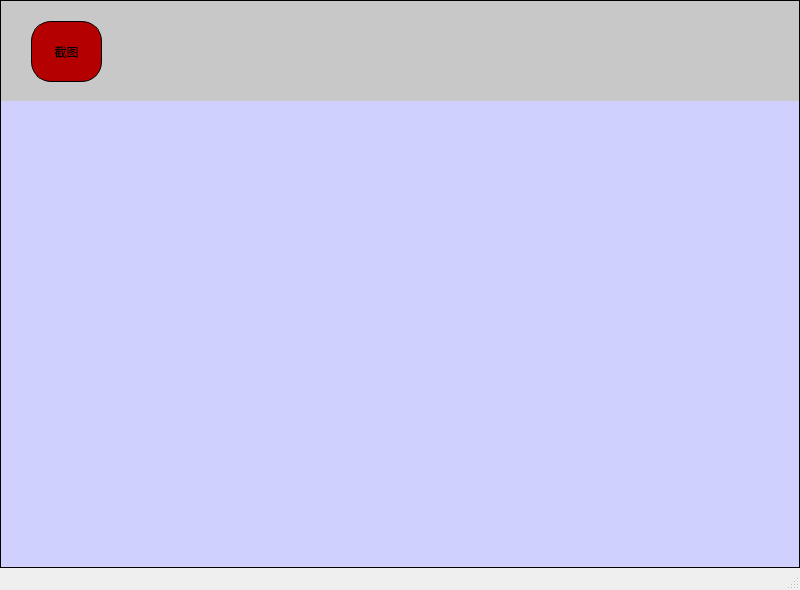
First picture: the form in DiabloClicker/ui/main_window.ui, repository super999/DiabloHelper, before the edit.
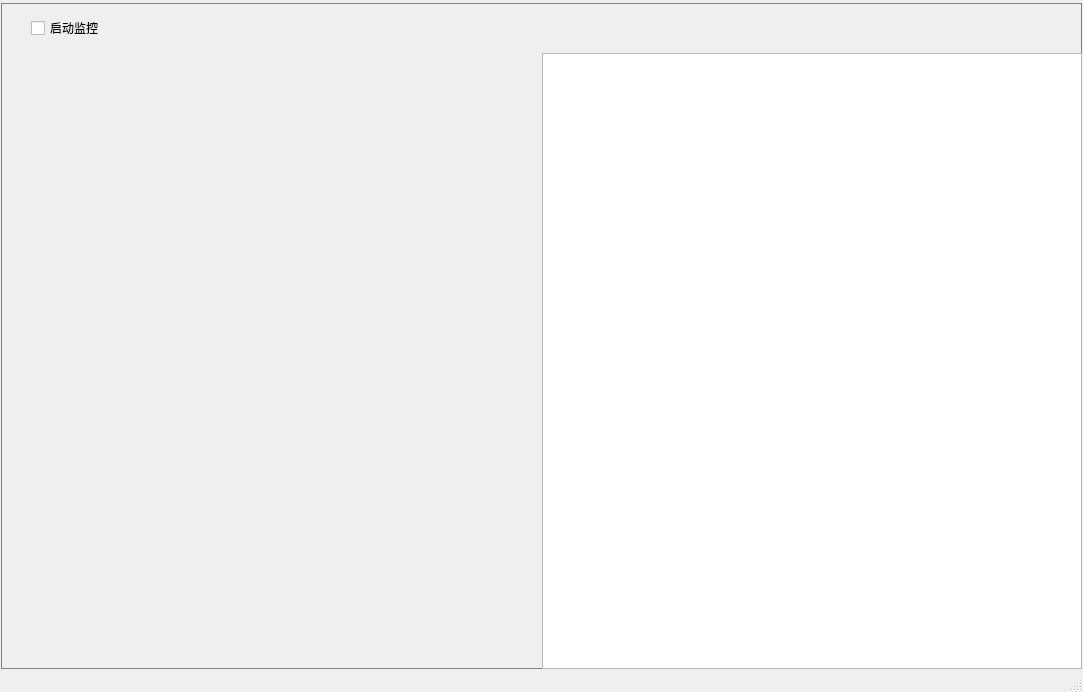
Second picture: the form after the edit.

Commit message: 重构项目结构，更新主窗口和启动脚本，替换 MuseLog 为 DiabloClicker

The edit to the form file:
```diff
--- a/DiabloClicker/ui/main_window.ui
+++ b/DiabloClicker/ui/main_window.ui
@@ -6,8 +6,8 @@
    <rect>
     <x>0</x>
     <y>0</y>
-    <width>800</width>
-    <height>590</height>
+    <width>1083</width>
+    <height>692</height>
    </rect>
   </property>
   <property name="windowTitle">
@@ -15,12 +15,7 @@
   </property>
   <widget class="QWidget" name="centralwidget">
    <property name="styleSheet">
-    <string notr="true">
-    QWidget#centralwidget {
-        background-color: rgba(208, 208, 255, 1);
-        border: 1px solid black;
-    }
-    </string>
+    <string notr="true"/>
    </property>
    <layout class="QVBoxLayout" name="verticalLayout">
     <property name="spacing">
@@ -43,39 +38,145 @@
       <property name="maximumSize">
        <size>
         <width>16777215</width>
-        <height>100</height>
+        <height>60</height>
        </size>
       </property>
       <property name="styleSheet">
+       <string notr="true"/>
+      </property>
+      <widget class="QPushButton" name="pushButton_screenshot">
+       <property name="geometry">
+        <rect>
+         <x>20</x>
+         <y>0</y>
+         <width>71</width>
+         <height>61</height>
+        </rect>
+       </property>
+       <property name="text">
+        <string>截图</string>
+       </property>
+      </widget>
+      <widget class="QPushButton" name="pushButton_test">
+       <property name="geometry">
+        <rect>
+         <x>110</x>
+         <y>0</y>
+         <width>71</width>
+         <height>61</height>
+        </rect>
+       </property>
+       <property name="text">
+        <string>测试</string>
+       </property>
+      </widget>
+     </widget>
+    </item>
+    <item>
+     <widget class="QWidget" name="widget_L02" native="true">
+      <property name="styleSheet">
        <string notr="true">
-       QWidget#widget_L01 {
-           background-color: rgb(200, 200, 200);
-       }
-       QToolButton#toolButton_screenshot {
-           background-color: rgb(180, 0, 0);
-           border: 1px solid black;
-           border-radius: 20px;
-       }
+        QWidget#widget_L02 {
+            border: 1px solid gray;
+        }
        </string>
       </property>
-      <widget class="QToolButton" name="toolButton_screenshot">
-       <property name="geometry">
-        <rect>
-         <x>30</x>
-         <y>20</y>
-         <width>71</width>
-         <height>61</height>
-        </rect>
+      <layout class="QVBoxLayout" name="verticalLayout_2">
+       <property name="spacing">
+        <number>0</number>
        </property>
-       <property name="text">
-        <string>截图</string>
+       <property name="leftMargin">
+        <number>0</number>
        </property>
-      </widget>
+       <property name="topMargin">
+        <number>0</number>
+       </property>
+       <property name="rightMargin">
+        <number>0</number>
+       </property>
+       <property name="bottomMargin">
+        <number>0</number>
+       </property>
+       <item>
+        <widget class="QWidget" name="widget" native="true">
+         <property name="minimumSize">
+          <size>
+           <width>0</width>
+           <height>50</height>
+          </size>
+         </property>
+         <property name="maximumSize">
+          <size>
+           <width>16777215</width>
+           <height>50</height>
+          </size>
+         </property>
+         <widget class="QCheckBox" name="checkBoxStartMonitor">
+          <property name="geometry">
+           <rect>
+            <x>30</x>
+            <y>15</y>
+            <width>131</width>
+            <height>20</height>
+           </rect>
+          </property>
+          <property name="text">
+           <string>启动监控</string>
+          </property>
+         </widget>
+        </widget>
+       </item>
+       <item>
+        <widget class="QWidget" name="widget_2" native="true">
+         <layout class="QHBoxLayout" name="horizontalLayout" stretch="1,1">
+          <property name="spacing">
+           <number>0</number>
+          </property>
+          <property name="leftMargin">
+           <number>0</number>
+          </property>
+          <property name="topMargin">
+           <number>0</number>
+          </property>
+          <property name="rightMargin">
+           <number>0</number>
+          </property>
+          <property name="bottomMargin">
+           <number>0</number>
+          </property>
+          <item>
+           <widget class="QWidget" name="widget_3" native="true"/>
+          </item>
+          <item>
+           <widget class="QWidget" name="widget_4" native="true">
+            <layout class="QHBoxLayout" name="horizontalLayout_2">
+             <property name="spacing">
+              <number>0</number>
+             </property>
+             <property name="leftMargin">
+              <number>0</number>
+             </property>
+             <property name="topMargin">
+              <number>0</number>
+             </property>
+             <property name="rightMargin">
+              <number>0</number>
+             </property>
+             <property name="bottomMargin">
+              <number>0</number>
+             </property>
+             <item>
+              <widget class="QListView" name="listView"/>
+             </item>
+            </layout>
+           </widget>
+          </item>
+         </layout>
+        </widget>
+       </item>
+      </layout>
      </widget>
     </item>
-    <item>
-    <widget class="QWidget" name="widget_L02"/>
-    </item>
    </layout>
   </widget>
   <widget class="QMenuBar" name="menubar">
```
Left out of the diff: 4 changed lines with no effect on the pictures. The commit also changes 5 other files.
